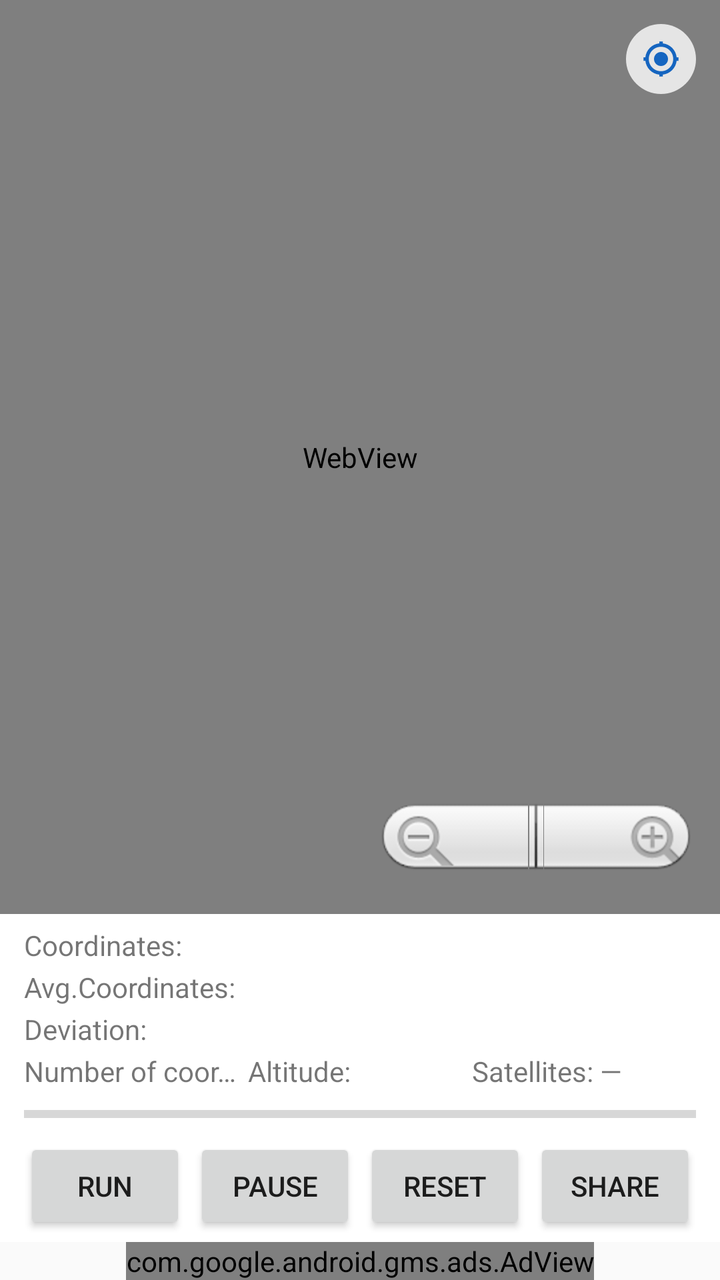
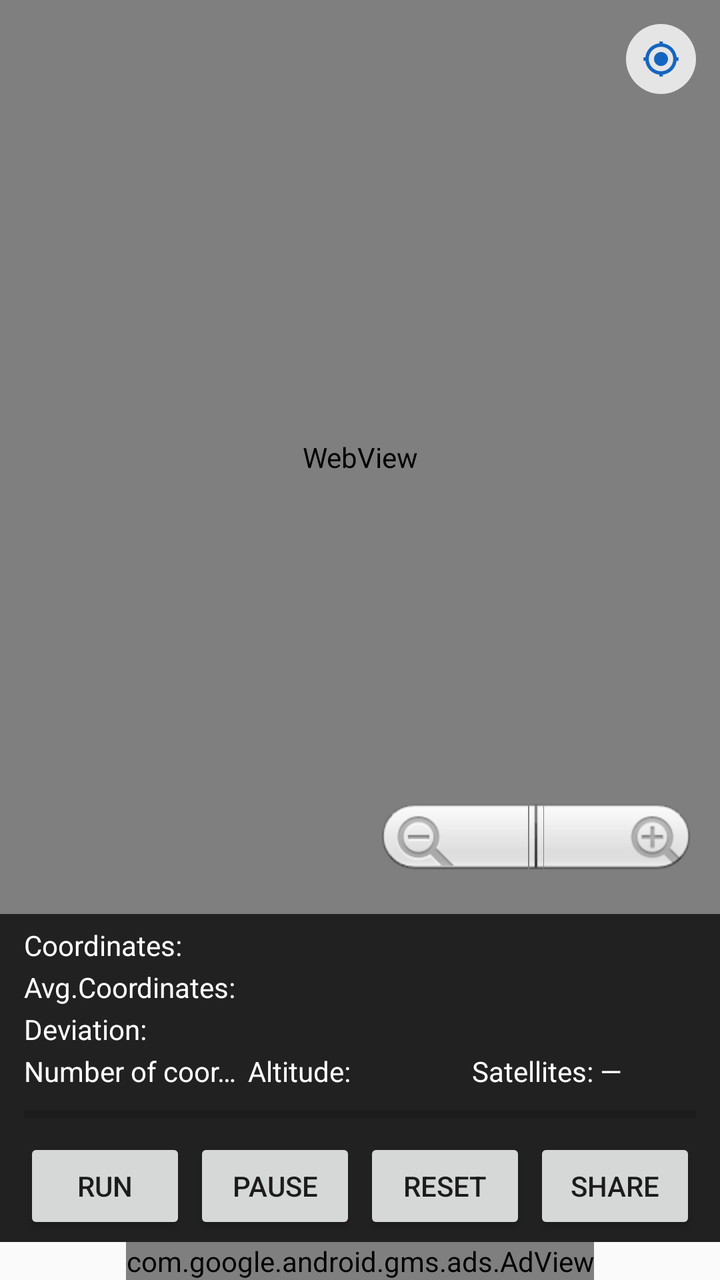

The first picture is an Android layout as it rendered before a commit; the second is the same layout after the commit. The layout source and the unified diff follow.
<!-- AndroidManifest.xml: application theme AppTheme -->
<!-- res/layout/main.xml -->
<?xml version="1.0" encoding="utf-8"?>
<LinearLayout xmlns:android="http://schemas.android.com/apk/res/android"
    xmlns:ads="http://schemas.android.com/apk/res-auto"
    xmlns:tools="http://schemas.android.com/tools"
    android:layout_width="match_parent"
    android:layout_height="match_parent"
    android:orientation="vertical"
    tools:context=".MainActivity">

    
    <FrameLayout
        android:layout_width="match_parent"
        android:layout_height="0dp"
        android:layout_weight="1">

        <WebView
            android:id="@+id/webview"
            android:layout_width="match_parent"
            android:layout_height="match_parent" />

        <com.google.android.gms.maps.MapView
            android:id="@+id/mapView"
            android:layout_width="match_parent"
            android:layout_height="match_parent"
            android:visibility="gone" />

        
        <ImageButton
            android:id="@+id/buttonFollow"
            android:layout_width="35dp"
            android:layout_height="35dp"
            android:layout_gravity="top|end"
            android:layout_margin="12dp"
            android:src="@drawable/ic_my_location"
            android:scaleType="centerInside"
            android:background="@drawable/bg_circle_button"
            android:padding="7dp"
            android:contentDescription="Følg position" />

        
        <ZoomControls
            android:id="@+id/zoomControls1"
            android:layout_width="wrap_content"
            android:layout_height="wrap_content"
            android:layout_gravity="bottom|end"
            android:layout_margin="12dp" />

    </FrameLayout>

    
    <LinearLayout
        android:layout_width="match_parent"
        android:layout_height="wrap_content"
        android:orientation="vertical"
        android:background="@android:color/white"
        android:paddingLeft="12dp"
        android:paddingRight="12dp"
        android:paddingTop="6dp"
        android:paddingBottom="4dp">

        <TextView
            android:id="@+id/textView1"
            android:layout_width="match_parent"
            android:layout_height="wrap_content"
            android:text="@string/current_position"
            android:textAppearance="?android:attr/textAppearanceSmall"
            android:singleLine="true" />

        <TextView
            android:id="@+id/textView2"
            android:layout_width="match_parent"
            android:layout_height="wrap_content"
            android:layout_marginTop="2dp"
            android:text="@string/average_position"
            android:textAppearance="?android:attr/textAppearanceSmall"
            android:singleLine="true" />

        <TextView
            android:id="@+id/textView3"
            android:layout_width="match_parent"
            android:layout_height="wrap_content"
            android:layout_marginTop="2dp"
            android:text="@string/delta_position"
            android:textAppearance="?android:attr/textAppearanceSmall"
            android:singleLine="true" />

        <LinearLayout
            android:layout_width="match_parent"
            android:layout_height="wrap_content"
            android:layout_marginTop="2dp"
            android:orientation="horizontal">

            <TextView
                android:id="@+id/textView4"
                android:layout_width="0dp"
                android:layout_height="wrap_content"
                android:layout_weight="1"
                android:text="@string/number_of_runs"
                android:textAppearance="?android:attr/textAppearanceSmall"
                android:singleLine="true" />

            <TextView
                android:id="@+id/textView5"
                android:layout_width="0dp"
                android:layout_height="wrap_content"
                android:layout_weight="1"
                android:text="@string/altitude"
                android:textAppearance="?android:attr/textAppearanceSmall"
                android:singleLine="true" />

            <TextView
                android:id="@+id/textView6"
                android:layout_width="0dp"
                android:layout_height="wrap_content"
                android:layout_weight="1"
                android:text="Satellites: —"
                android:textAppearance="?android:attr/textAppearanceSmall"
                android:singleLine="true" />

        </LinearLayout>

        <ProgressBar
            android:id="@+id/progressBar1"
            style="?android:attr/progressBarStyleHorizontal"
            android:layout_width="match_parent"
            android:layout_height="wrap_content"
            android:layout_marginTop="4dp" />

        
        <LinearLayout
            android:layout_width="match_parent"
            android:layout_height="wrap_content"
            android:layout_marginTop="4dp"
            android:orientation="horizontal">

            <Button
                android:id="@+id/buttonRun"
                android:layout_width="0dp"
                android:layout_height="wrap_content"
                android:layout_weight="1"
                android:layout_marginEnd="2dp"
                android:text="@string/button_run" />

            <Button
                android:id="@+id/buttonPause"
                android:layout_width="0dp"
                android:layout_height="wrap_content"
                android:layout_weight="1"
                android:layout_marginStart="2dp"
                android:layout_marginEnd="2dp"
                android:text="@string/button_pause" />

            <Button
                android:id="@+id/buttonReset"
                android:layout_width="0dp"
                android:layout_height="wrap_content"
                android:layout_weight="1"
                android:layout_marginStart="2dp"
                android:layout_marginEnd="2dp"
                android:text="@string/button_reset" />

            <Button
                android:id="@+id/buttonSend"
                android:layout_width="0dp"
                android:layout_height="wrap_content"
                android:layout_weight="1"
                android:layout_marginStart="2dp"
                android:text="@string/button_send" />

        </LinearLayout>

    </LinearLayout>

    
    
    <com.google.android.gms.ads.AdView
        android:id="@+id/adView"
        android:layout_width="wrap_content"
        android:layout_height="wrap_content"
        android:layout_gravity="center_horizontal"
        ads:adSize="BANNER"
        ads:adUnitId="ca-app-pub-6593040905205976/5576972043" />

</LinearLayout>
<!-- resources referenced by this layout -->
<resources>
  <!-- drawable bg_circle_button (drawable) -->
  <?xml version="1.0" encoding="utf-8"?>
  <shape xmlns:android="http://schemas.android.com/apk/res/android"
      android:shape="oval">
      <solid android:color="#CCFFFFFF" />
  </shape>
  <!-- drawable ic_my_location (drawable) -->
  <?xml version="1.0" encoding="utf-8"?>
  <vector xmlns:android="http://schemas.android.com/apk/res/android"
      android:width="24dp"
      android:height="24dp"
      android:viewportWidth="24"
      android:viewportHeight="24"
      android:tint="#1565C0">
      <path
          android:fillColor="#FFFFFFFF"
          android:pathData="M12,8c-2.21,0 -4,1.79 -4,4s1.79,4 4,4 4,-1.79 4,-4 -1.79,-4 -4,-4zM20.94,11c-0.46,-4.17 -3.77,-7.48 -7.94,-7.94L13,2h-2v1.06C6.83,3.52 3.52,6.83 3.06,11L2,11v2h1.06c0.46,4.17 3.77,7.48 7.94,7.94L11,22h2v-1.06c4.17,-0.46 7.48,-3.77 7.94,-7.94L22,13v-2h-1.06zM12,19c-3.87,0 -7,-3.13 -7,-7s3.13,-7 7,-7 7,3.13 7,7 -3.13,7 -7,7z" />
  </vector>
  <string name="altitude">Altitude:</string>
  <string name="average_position">Avg.Coordinates: </string>
  <string name="button_pause">Pause</string>
  <string name="button_reset">Reset</string>
  <string name="button_run">Run</string>
  <string name="button_send">Share</string>
  <string name="current_position">Coordinates: </string>
  <string name="delta_position">Deviation:</string>
  <string name="number_of_runs">Number of coordinates:</string>
  <style name="AppTheme" parent="Theme.AppCompat.Light.DarkActionBar">
          
          <item name="android:windowOptOutEdgeToEdgeEnforcement">true</item>
      </style>
</resources>

<!-- the commit's change to res/layout/main.xml (unified diff, before → after) -->
@@ -52,7 +52,7 @@
         android:layout_width="match_parent"
         android:layout_height="wrap_content"
         android:orientation="vertical"
-        android:background="@android:color/white"
+        android:background="#212121"
         android:paddingLeft="12dp"
         android:paddingRight="12dp"
         android:paddingTop="6dp"
@@ -64,6 +64,7 @@
             android:layout_height="wrap_content"
             android:text="@string/current_position"
             android:textAppearance="?android:attr/textAppearanceSmall"
+            android:textColor="#FFFFFF"
             android:singleLine="true" />
 
         <TextView
@@ -73,6 +74,7 @@
             android:layout_marginTop="2dp"
             android:text="@string/average_position"
             android:textAppearance="?android:attr/textAppearanceSmall"
+            android:textColor="#FFFFFF"
             android:singleLine="true" />
 
         <TextView
@@ -82,6 +84,7 @@
             android:layout_marginTop="2dp"
             android:text="@string/delta_position"
             android:textAppearance="?android:attr/textAppearanceSmall"
+            android:textColor="#FFFFFF"
             android:singleLine="true" />
 
         <LinearLayout
@@ -97,6 +100,7 @@
                 android:layout_weight="1"
                 android:text="@string/number_of_runs"
                 android:textAppearance="?android:attr/textAppearanceSmall"
+                android:textColor="#FFFFFF"
                 android:singleLine="true" />
 
             <TextView
@@ -106,6 +110,7 @@
                 android:layout_weight="1"
                 android:text="@string/altitude"
                 android:textAppearance="?android:attr/textAppearanceSmall"
+                android:textColor="#FFFFFF"
                 android:singleLine="true" />
 
             <TextView
@@ -115,6 +120,7 @@
                 android:layout_weight="1"
                 android:text="Satellites: —"
                 android:textAppearance="?android:attr/textAppearanceSmall"
+                android:textColor="#FFFFFF"
                 android:singleLine="true" />
 
         </LinearLayout>
